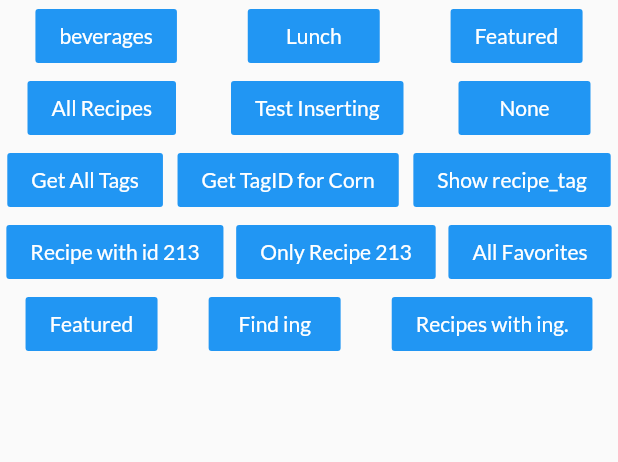
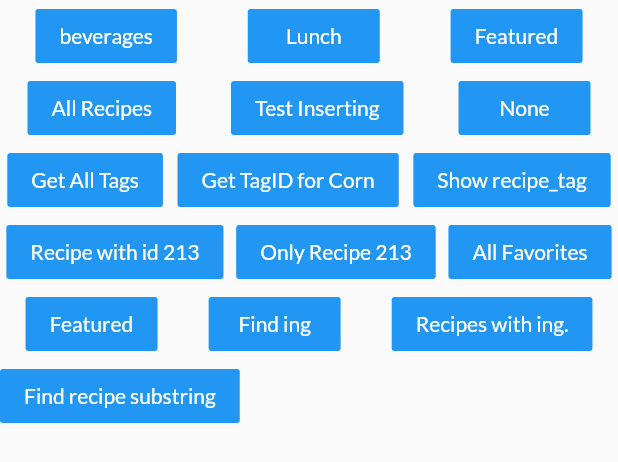
Before and after one commit to dayyansisson/CookMate, a Flutter app: the BackendTest widget shown alone on an empty page, opened directly, on a phone screen of 412 x 824 dp. Shown: the top 462 px of the screen. Run offline on Flutter 3.47's test engine with Material 2 defaults, Android fonts, the phone set to English and light mode, and no system bars; our stand-ins replace sqflite; accounts and stored records are empty; network calls fail.

Commit message:
added findRecipe by substring method

```diff
--- a/lib/backend/backend.dart
+++ b/lib/backend/backend.dart
@@ -14,7 +14,7 @@ TODOs:
   - Need to handle favorite recipes
   - Need to handle featured recipes
   - Need to implement shopping cart
-  -
+  - Find recipe by substring
 */
 
 abstract class DB {
@@ -266,6 +266,17 @@ abstract class DB {
     return _db.query(Recipe.table);
   }
 
+  // Find recipe by substring
+  static Future<List<String>> findRecipe(String recipe) async {
+    List<Map<String, dynamic>> _results;
+    _results = await _db.rawQuery("""
+      SELECT *
+      FROM recipe
+      WHERE title LIKE '%$recipe%'
+    """);
+    return _results.map((rec) => rec['title']).toList().cast<String>();
+  }
+
   // Returns all ingredients
   static Future<List<Map<String, dynamic>>> getIngredients() {
     return _db.query(Ingredient.table);
--- a/lib/widgets/backendTest.dart
+++ b/lib/widgets/backendTest.dart
@@ -331,6 +331,33 @@ class _BackendTestState extends State<BackendTest> {
               ),
             ),
           ],
+        ),
+        Row(
+          children: <Widget>[
+            FlatButton(
+              color: Colors.blue,
+              textColor: Colors.white,
+              onPressed: () async {
+                List<String> recipes = [
+                  "Buns",
+                  "Fresh",
+                  "man",
+                  "Sea",
+                  "Quin",
+                  "ed Onion",
+                ];
+                var _results = await DB.findRecipe(recipes.elementAt(2));
+                // print(_results);
+                print("Searched for: ${recipes.elementAt(2)}");
+                _results.forEach((rec) {
+                  print(rec);
+                });
+              },
+              child: Text(
+                "Find recipe substring",
+              ),
+            ),
+          ],
         )
       ],
     );
```
